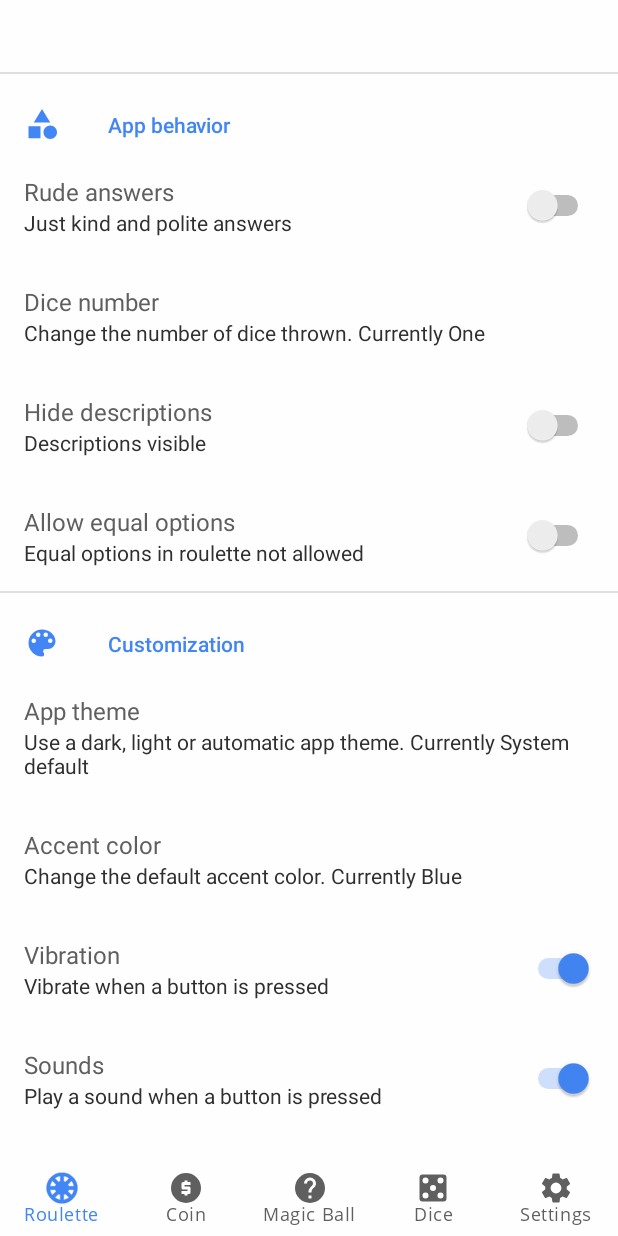
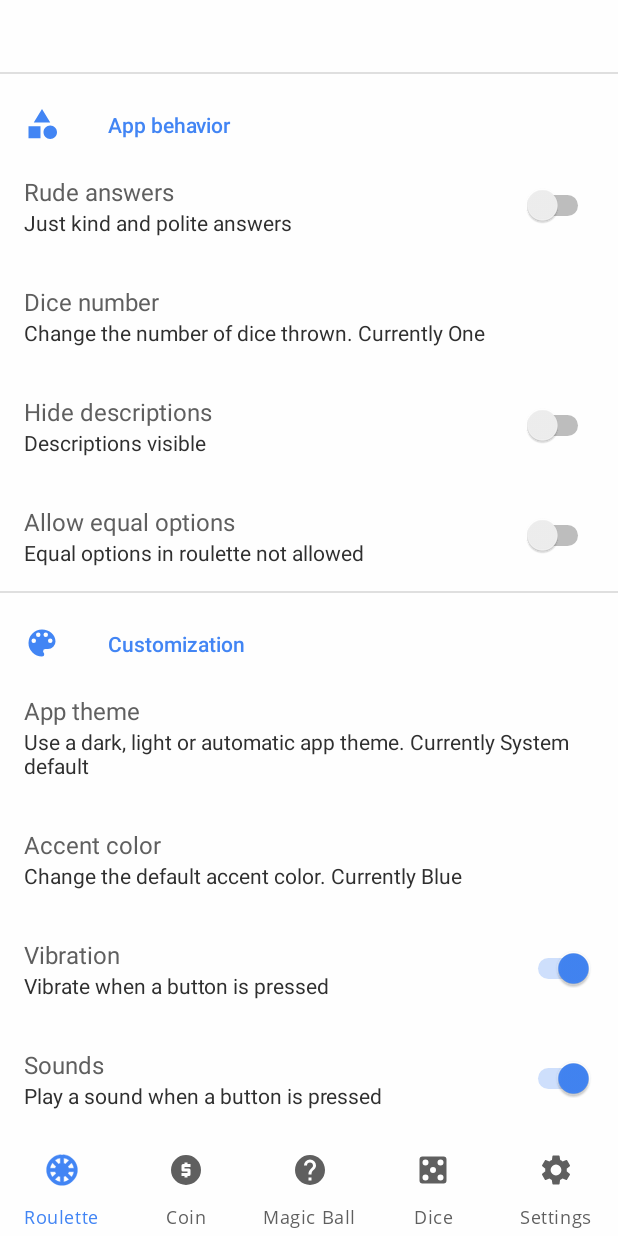
Before and after one commit to m-i-n-a-r/randomix, an Android app: the SettingsFragment screen opened through its navigation route, on a phone screen of 412 x 824 dp. Run offline under Robolectric (Android 15) with nearby library versions, the phone set to English and light mode, and no system bars; our stand-ins replace androidx.preference.

Commit message:
Bottom Navigation Bar fixed

```diff
--- a/app/src/main/java/com/minar/randomix/activities/MainActivity.java
+++ b/app/src/main/java/com/minar/randomix/activities/MainActivity.java
@@ -11,12 +11,14 @@
 import androidx.appcompat.app.AppCompatDelegate;
 import androidx.navigation.NavController;
 import androidx.navigation.NavOptions;
-import androidx.navigation.Navigation;
+import androidx.navigation.fragment.NavHostFragment;
 import androidx.preference.PreferenceManager;
 
 import com.google.android.material.bottomnavigation.BottomNavigationView;
 import com.minar.randomix.R;
 import com.minar.randomix.utilities.AppRater;
+
+import java.util.Objects;
 
 public class MainActivity extends AppCompatActivity {
 
@@ -66,7 +68,8 @@
 
         // Get the bottom navigation bar and configure it for the navigation plugin
         BottomNavigationView navigation = findViewById(R.id.navigation);
-        navController = Navigation.findNavController(this, R.id.navHostFragment);
+        NavHostFragment navHostFragment = (NavHostFragment) getSupportFragmentManager().findFragmentById(R.id.navHostFragment);
+        navController = Objects.requireNonNull(navHostFragment).getNavController();
 
         NavOptions options = new NavOptions.Builder()
                 .setLaunchSingleTop(true)
--- a/app/src/main/res/layout/activity_main.xml
+++ b/app/src/main/res/layout/activity_main.xml
@@ -7,23 +7,21 @@
     android:layout_height="match_parent"
     tools:context=".activities.MainActivity">
 
-    <fragment
+    <androidx.fragment.app.FragmentContainerView
         android:id="@+id/navHostFragment"
         android:name="androidx.navigation.fragment.NavHostFragment"
-        android:layout_width="0dp"
-        android:layout_height="0dp"
+        android:layout_width="match_parent"
+        android:layout_height="match_parent"
+        android:layout_marginBottom="@dimen/bottom_navbar_height"
         app:defaultNavHost="true"
-        app:layout_constraintBottom_toTopOf="@id/navigation"
-        app:layout_constraintLeft_toLeftOf="parent"
-        app:layout_constraintRight_toRightOf="parent"
-        app:layout_constraintTop_toTopOf="parent"
         app:navGraph="@navigation/nav_graph" />
 
     <com.google.android.material.bottomnavigation.BottomNavigationView
         android:id="@+id/navigation"
-        style="@style/Widget.MaterialComponents.BottomNavigationView"
-        android:layout_width="0dp"
+        android:layout_width="match_parent"
         android:layout_height="@dimen/bottom_navbar_height"
+        app:itemPaddingBottom="@dimen/linear_vertical_padding"
+        app:itemPaddingTop="@dimen/linear_vertical_padding"
         android:background="?android:statusBarColor"
         app:elevation="@dimen/bottom_navbar_elevation"
         app:itemIconTint="@drawable/bottom_navbar_item"
--- a/app/src/main/res/values/dimens.xml
+++ b/app/src/main/res/values/dimens.xml
@@ -27,7 +27,7 @@
     <dimen name="minar_banner_height">72dp</dimen>
     <dimen name="minar_banner_padding">12dp</dimen>
     <dimen name="minar_description_padding">16dp</dimen>
-    <dimen name="bottom_navbar_height">52dp</dimen>
+    <dimen name="bottom_navbar_height">64dp</dimen>
     <dimen name="result_text_margin">42dp</dimen>
 
     <!-- Roulette Bottom Sheet -->
```
